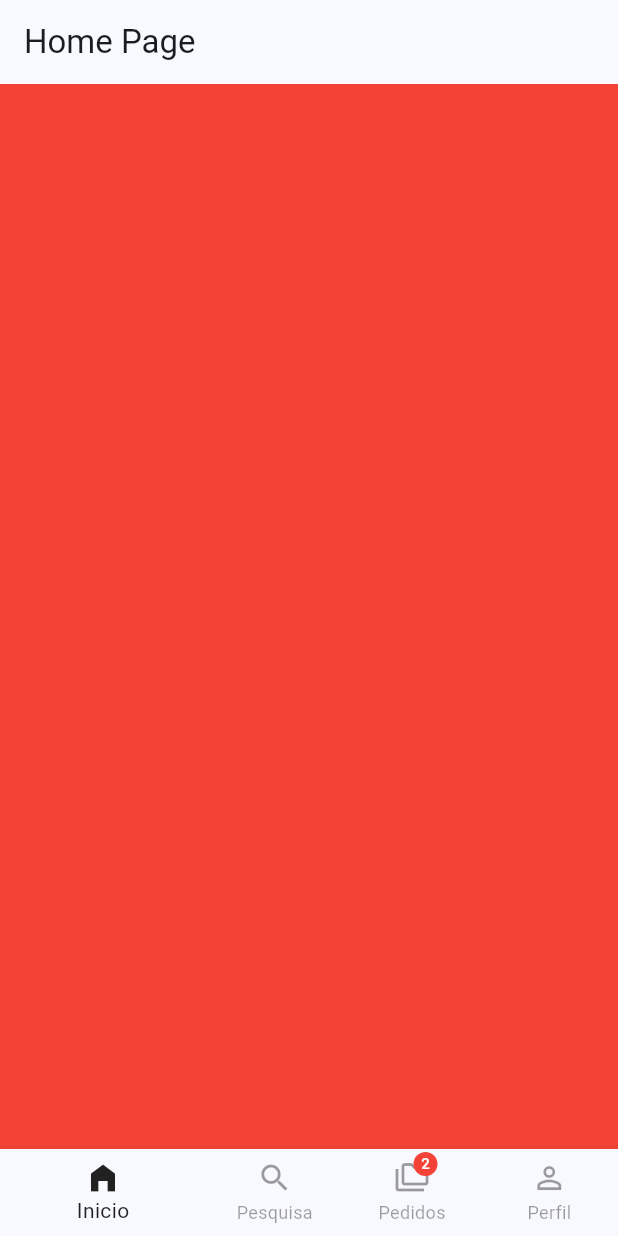
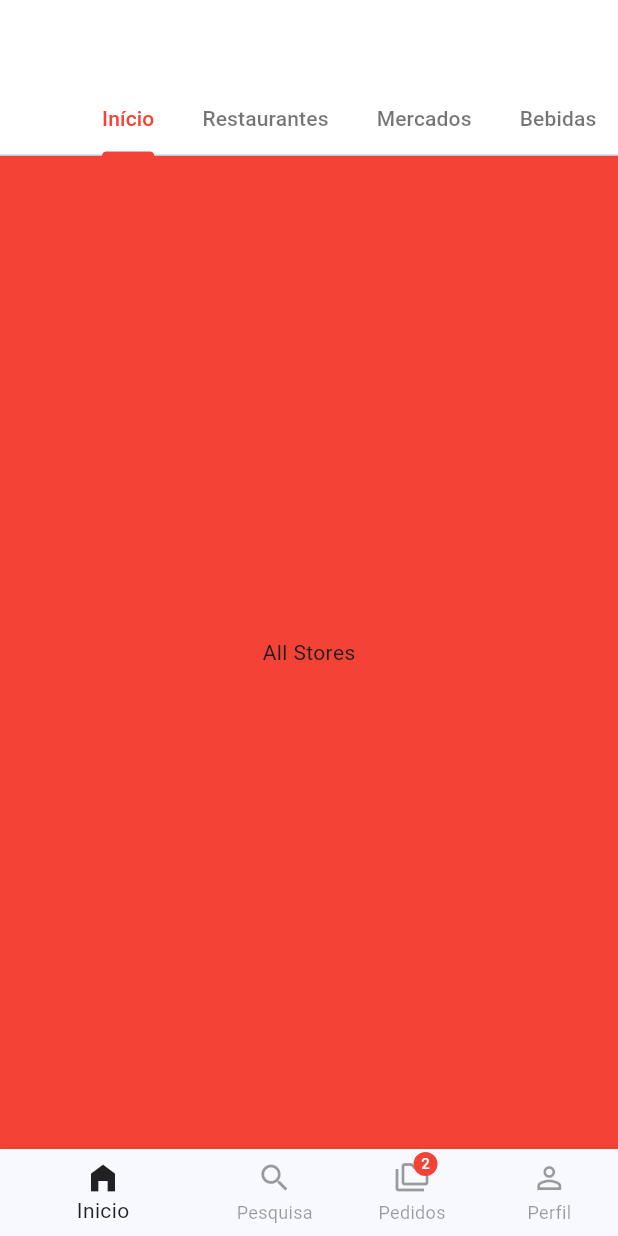
Before and after one commit to PedroHenriqueSantosRodrigues/Pfood, a Flutter app: the screen it shows after launch, on a phone screen of 412 x 824 dp. Run offline on Flutter 3.47's test engine with Material 2 defaults, Android fonts, the phone set to English and light mode, and no system bars.

Commit message:
Criação da TabView

```diff
--- a/lib/src/features/home/view/pages/home_page.dart
+++ b/lib/src/features/home/view/pages/home_page.dart
@@ -1,5 +1,13 @@
 import 'package:flutter/material.dart';
 import 'package:pepperoni/pepperoni.dart';
+
+import '../../widgets/all_stores/all_stores_widgets.dart';
+import '../../widgets/drink_store/drink_store_widgets.dart';
+import '../../widgets/drugs_store/drugs_store_widgets.dart';
+import '../../widgets/markets/markets_widgets.dart';
+import '../../widgets/pet_store/pet_store_widgets.dart';
+import '../../widgets/restaurants/restaurants_widgets.dart';
+
 class HomePage extends StatefulWidget {
   const HomePage({super.key});
 
@@ -7,14 +15,64 @@ class HomePage extends StatefulWidget {
   State<HomePage> createState() => _HomePageState();
 }
 
-class _HomePageState extends State<HomePage> {
+class _HomePageState extends State<HomePage>
+ with SingleTickerProviderStateMixin, AutomaticKeepAliveClientMixin{
+  late final tabController = TabController(length: 6, vsync: this);
   @override
   Widget build(BuildContext context) {
-    return Scaffold(
-      appBar: AppBar(
-        title: const Text('Home Page'),
-      ),
-      body: Container(color: Colors.red,),
-    );
+    super.build(context);
+    return DefaultTabController(
+      length: 6,
+       child: Scaffold(
+        appBar: AppBar(
+          backgroundColor: Colors.white,
+          elevation: 0,
+          bottom:  TabBar(
+            controller: tabController,
+            tabs: const [
+              Tab(
+                text: 'Início',
+              ),
+              Tab(
+                text: 'Restaurantes',
+              ),
+              Tab(
+                text: 'Mercados',
+              ),
+              Tab(
+                text: 'Bebidas',
+              ),
+              Tab(
+                text: 'Farmácia',
+              ),
+              Tab(
+                text: 'Pets',
+              )
+            ], isScrollable: true,
+            indicatorColor: Colors.red,
+            labelColor: Colors.red,
+            unselectedLabelColor: Colors.black54,
+            ),
+            ),
+            body: TabBarView(
+              controller: tabController,
+              children: [
+                AllStoresWidgets(),
+                RestaurantsWidgets(),
+                MarketsWidgets(),
+                DrinkStoresWidgets(),
+                DrugStoreWidgets(),
+                PetStoresWidgets(),
+
+
+              ]
+              ),
+       )
+       );
   }
+
+  @override
+  // TODO: implement wantKeepAlive
+  bool get wantKeepAlive => true;
+
 }
--- /dev/null
+++ b/lib/src/features/home/widgets/all_stores/all_stores_widgets.dart
@@ -0,0 +1,19 @@
+import 'package:flutter/material.dart';
+
+class AllStoresWidgets extends StatefulWidget {
+  const AllStoresWidgets({super.key});
+
+  @override
+  State<AllStoresWidgets> createState() => _AllStoresWidgetsState();
+}
+
+class _AllStoresWidgetsState extends State<AllStoresWidgets> {
+  @override
+  Widget build(BuildContext context) {
+    return Container(
+      color:Colors.red,
+      child: Center(
+        child: Text('All Stores'),
+      ),);
+  }
+}
```
Also changed, not shown: lib/src/features/home/widgets/drink_store/drink_store_widgets.dart (added, +18 -0 lines), lib/src/features/home/widgets/drugs_store/drugs_store_widgets.dart (added, +18 -0 lines), lib/src/features/home/widgets/markets/markets_widgets.dart (added, +18 -0 lines), lib/src/features/home/widgets/pet_store/pet_store_widgets.dart (added, +18 -0 lines), lib/src/features/home/widgets/restaurants/restaurants_widgets.dart (added, +18 -0 lines), pubspec.lock, 2 other files.
